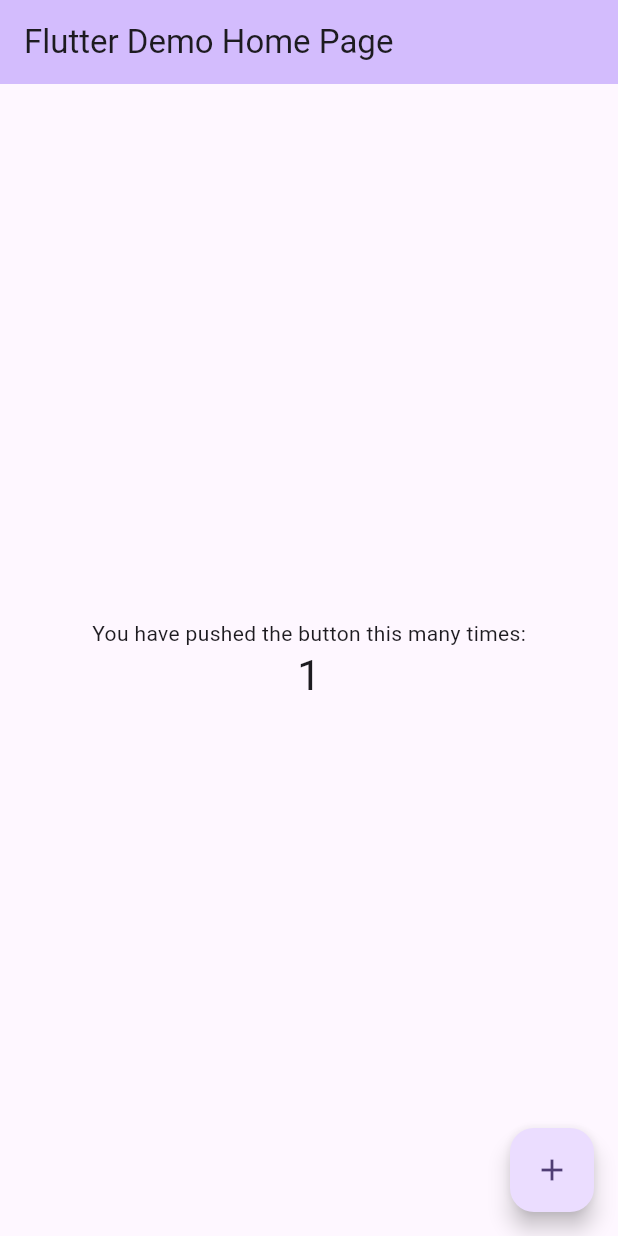
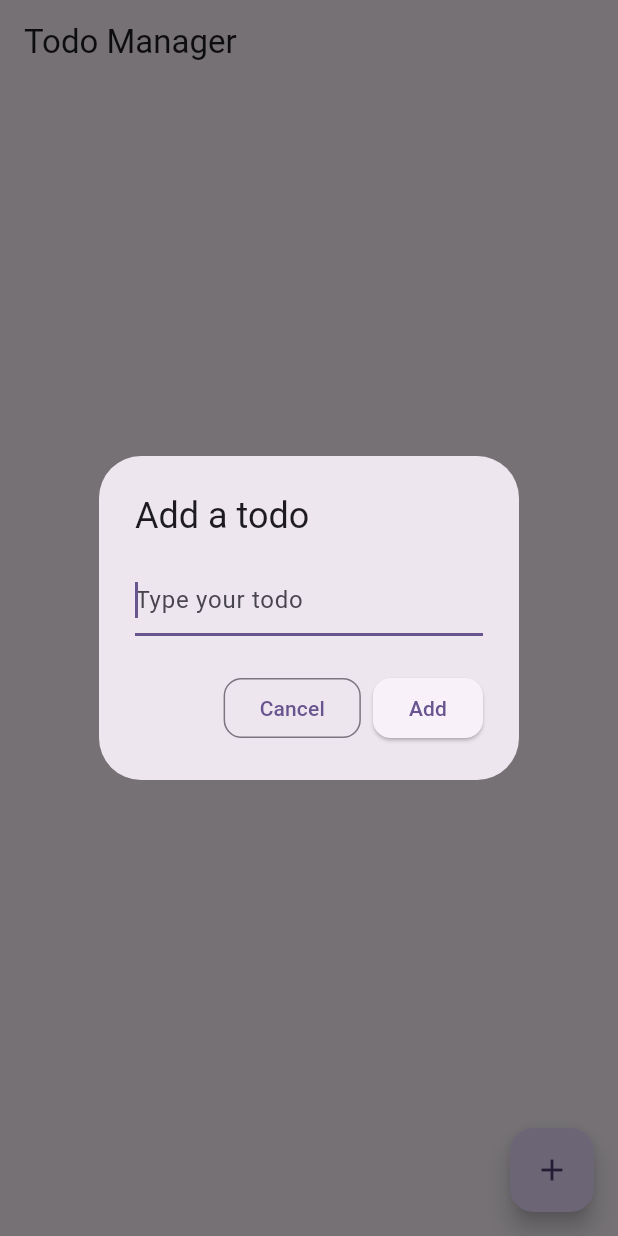
Before and after one commit to thepiratt/to-do-flutter, a Flutter app: the screen it shows after launch, after a tap on the "add" icon, on a phone screen of 412 x 824 dp. Run offline on Flutter 3.47's test engine with Material 2 defaults, Android fonts, the phone set to English and light mode, and no system bars.

Commit message:
CRUD Functionality

```diff
--- a/lib/main.dart
+++ b/lib/main.dart
@@ -1,75 +1,179 @@
 import 'package:flutter/material.dart';
 
 void main() {
-  runApp(const MyApp());
+  runApp(const ToDoApp());
 }
 
-class MyApp extends StatelessWidget {
-  const MyApp({super.key});
+class ToDoApp extends StatelessWidget {
+  const ToDoApp({super.key});
 
   @override
   Widget build(BuildContext context) {
     return MaterialApp(
-      title: 'Flutter Demo',
+      title: 'Todo Manager',
       theme: ThemeData(
         colorScheme: ColorScheme.fromSeed(seedColor: Colors.deepPurple),
         useMaterial3: true,
       ),
-            home: const MyHomePage(title: 'Flutter Demo Home Page'),
+            home: const ToDoList(title: 'Todo Manager'),
     );
   }
 }
 
-class MyHomePage extends StatefulWidget {
-  const MyHomePage({super.key, required this.title});
+class ToDoList extends StatefulWidget {
+  const ToDoList({super.key, required this.title});
 
 
   final String title;
 
   @override
-  State<MyHomePage> createState() => _MyHomePageState();
+  State<ToDoList> createState() => _ToDoListState();
 }
 
-class _MyHomePageState extends State<MyHomePage> {
-  int _counter = 0;
+class _ToDoListState extends State<ToDoList> {
+  final List<Todo> _todos = <Todo>[];
+  final TextEditingController _textFieldController = TextEditingController();
 
-  void _incrementCounter() {
+  void _addTodoItem(String name){
+    setState((){
+      _todos.add(Todo(name: name, completed : false));
+    });
+    _textFieldController.clear();
+  }
+  void _handleTodoChange(Todo todo) {
     setState(() {
-      _counter++;
+      todo.completed = !todo.completed;
+    });
+  }
+
+  void _deleteTodo(Todo todo) {
+    setState(() {
+      _todos.removeWhere((element) => element.name == todo.name);
     });
   }
 
 @override
   Widget build(BuildContext context) {
-
     return Scaffold(
       appBar: AppBar(
-
-        backgroundColor: Theme.of(context).colorScheme.inversePrimary,
-
         title: Text(widget.title),
       ),
-      body: Center(
-
-        child: Column(
-
-          mainAxisAlignment: MainAxisAlignment.center,
-          children: <Widget>[
-            const Text(
-              'You have pushed the button this many times:',
-            ),
-            Text(
-              '$_counter',
-              style: Theme.of(context).textTheme.headlineMedium,
-            ),
-          ],
-        ),
+      body: ListView(
+        padding: const EdgeInsets.symmetric(vertical: 8.0),
+        children: _todos.map((Todo todo) {
+          return TodoItem(
+              todo: todo,
+              onTodoChanged: _handleTodoChange,
+              removeTodo: _deleteTodo);
+        }).toList(),
       ),
       floatingActionButton: FloatingActionButton(
-        onPressed: _incrementCounter,
-        tooltip: 'Increment',
+        onPressed: () => _displayDialog(),
+        tooltip: 'Add a Todo',
         child: const Icon(Icons.add),
       ),
     );
   }
+Future<void> _displayDialog() async {
+    return showDialog<void>(
+      context: context,
+      barrierDismissible: false,
+      builder: (BuildContext context) {
+        return AlertDialog(
+          title: const Text('Add a todo'),
+          content: TextField(
+            controller: _textFieldController,
+            decoration: const InputDecoration(hintText: 'Type your todo'),
+            autofocus: true,
+          ),
+          actions: <Widget>[
+            OutlinedButton(
+              style: OutlinedButton.styleFrom(
+                shape: RoundedRectangleBorder(
+                  borderRadius: BorderRadius.circular(12),
+                ),
+              ),
+              onPressed: () {
+                Navigator.of(context).pop();
+              },
+              child: const Text('Cancel'),
+            ),
+            ElevatedButton(
+              style: ElevatedButton.styleFrom(
+                shape: RoundedRectangleBorder(
+                  borderRadius: BorderRadius.circular(12),
+                ),
+              ),
+              onPressed: () {
+                Navigator.of(context).pop();
+                _addTodoItem(_textFieldController.text);
+              },
+              child: const Text('Add'),
+            ),
+          ],
+        );
+      },
+    );
   }
+}
+
+
+class Todo{
+  Todo({required this.name, required this.completed});
+  String name;
+  bool completed;
+}
+
+class TodoItem extends StatelessWidget {
+  TodoItem(
+      {required this.todo,
+      required this.onTodoChanged,
+      required this.removeTodo})
+      : super(key: ObjectKey(todo));
+
+  final Todo todo;
+  final void Function(Todo todo) onTodoChanged;
+  final void Function(Todo todo) removeTodo;
+
+  TextStyle? _getTextStyle(bool checked) {
+    if (!checked) return null;
+
+    return const TextStyle(
+      color: Colors.black54,
+      decoration: TextDecoration.lineThrough,
+    );
+  }
+
+  @override
+  Widget build(BuildContext context) {
+    return ListTile(
+      onTap: () {
+        onTodoChanged(todo);
+      },
+      leading: Checkbox(
+        checkColor: Colors.greenAccent,
+        activeColor: Colors.red,
+        value: todo.completed,
+        onChanged: (value) {
+          onTodoChanged(todo);
+        },
+      ),
+      title: Row(children: <Widget>[
+        Expanded(
+          child: Text(todo.name, style: _getTextStyle(todo.completed)),
+        ),
+        IconButton(
+          iconSize: 30,
+          icon: const Icon(
+            Icons.delete,
+            color: Colors.red,
+          ),
+          alignment: Alignment.centerRight,
+          onPressed: () {
+            removeTodo(todo);
+          },
+        ),
+      ]),
+    );
+  }
+}
```
Also changed, not shown: 1 other file. Lines whose indentation alone changed are shown as unchanged.
